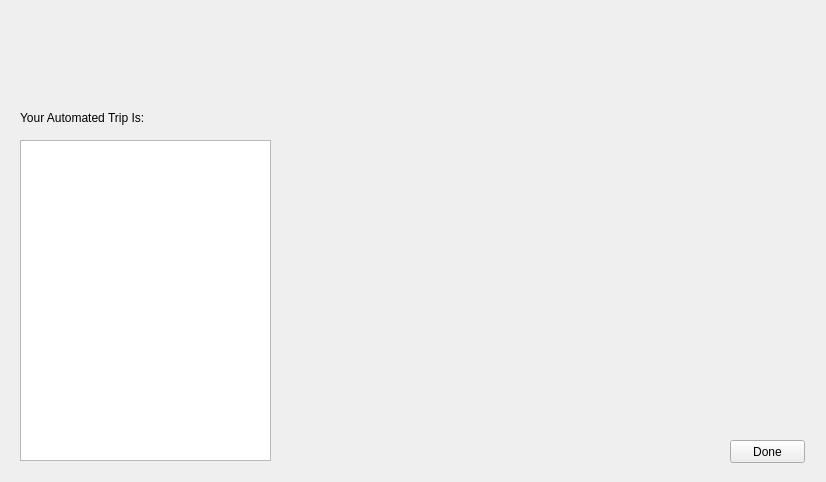
Old version of the form EuropeanVacation/mainwindow.ui in the repository Sakezone/CS1D-Project.
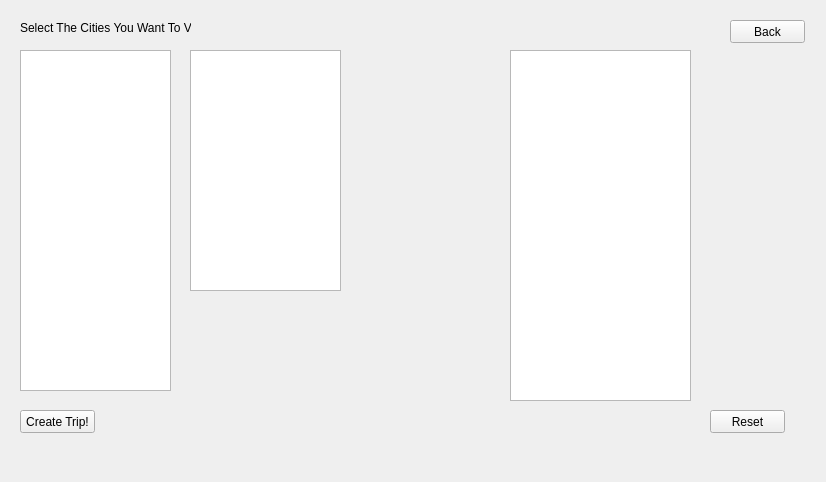
New version of the form. The open tabs and pages were chosen to show the change. Icons and pictures are not drawn.

Patch:
```diff
--- a/EuropeanVacation/mainwindow.ui
+++ b/EuropeanVacation/mainwindow.ui
@@ -485,27 +485,14 @@
       </property>
      </widget>
     </widget>
-    <widget class="QWidget" name="autoTrip_page">
-     <widget class="QPushButton" name="autoTripDone_pushButton">
+    <widget class="QWidget" name="customTrip_page">
+     <widget class="QTableView" name="customTripSelect_tableView">
       <property name="geometry">
        <rect>
-        <x>720</x>
-        <y>430</y>
-        <width>75</width>
-        <height>23</height>
-       </rect>
-      </property>
-      <property name="text">
-       <string>Done</string>
-      </property>
-     </widget>
-     <widget class="QTableWidget" name="autoTrip_tableWidget2">
-      <property name="geometry">
-       <rect>
         <x>10</x>
-        <y>130</y>
-        <width>251</width>
-        <height>321</height>
+        <y>40</y>
+        <width>151</width>
+        <height>341</height>
        </rect>
       </property>
      </widget>
@@ -513,13 +500,72 @@
       <property name="geometry">
        <rect>
         <x>10</x>
-        <y>100</y>
-        <width>161</width>
+        <y>10</y>
+        <width>171</width>
         <height>16</height>
        </rect>
       </property>
       <property name="text">
-       <string>Your Automated Trip Is:</string>
+       <string>Select The Cities You Want To Visit</string>
+      </property>
+     </widget>
+     <widget class="QPushButton" name="createCustomTrip_pushButton">
+      <property name="geometry">
+       <rect>
+        <x>10</x>
+        <y>400</y>
+        <width>75</width>
+        <height>23</height>
+       </rect>
+      </property>
+      <property name="text">
+       <string>Create Trip!</string>
+      </property>
+     </widget>
+     <widget class="QPushButton" name="customTripReset_pushButton">
+      <property name="geometry">
+       <rect>
+        <x>700</x>
+        <y>400</y>
+        <width>75</width>
+        <height>23</height>
+       </rect>
+      </property>
+      <property name="text">
+       <string>Reset</string>
+      </property>
+     </widget>
+     <widget class="QPushButton" name="customTripBack_pushButton">
+      <property name="geometry">
+       <rect>
+        <x>720</x>
+        <y>10</y>
+        <width>75</width>
+        <height>23</height>
+       </rect>
+      </property>
+      <property name="text">
+       <string>Back</string>
+      </property>
+     </widget>
+     <widget class="QTableWidget" name="customTripSelect_tableWidget">
+      <property name="geometry">
+       <rect>
+        <x>500</x>
+        <y>40</y>
+        <width>181</width>
+        <height>351</height>
+       </rect>
+      </property>
+     </widget>
+     <widget class="QTextBrowser" name="customTrip_textBrowser">
+      <property name="geometry">
+       <rect>
+        <x>180</x>
+        <y>40</y>
+        <width>151</width>
+        <height>241</height>
+       </rect>
       </property>
      </widget>
     </widget>
```
Left out of the diff: 2 changed lines with no effect on the pictures.
